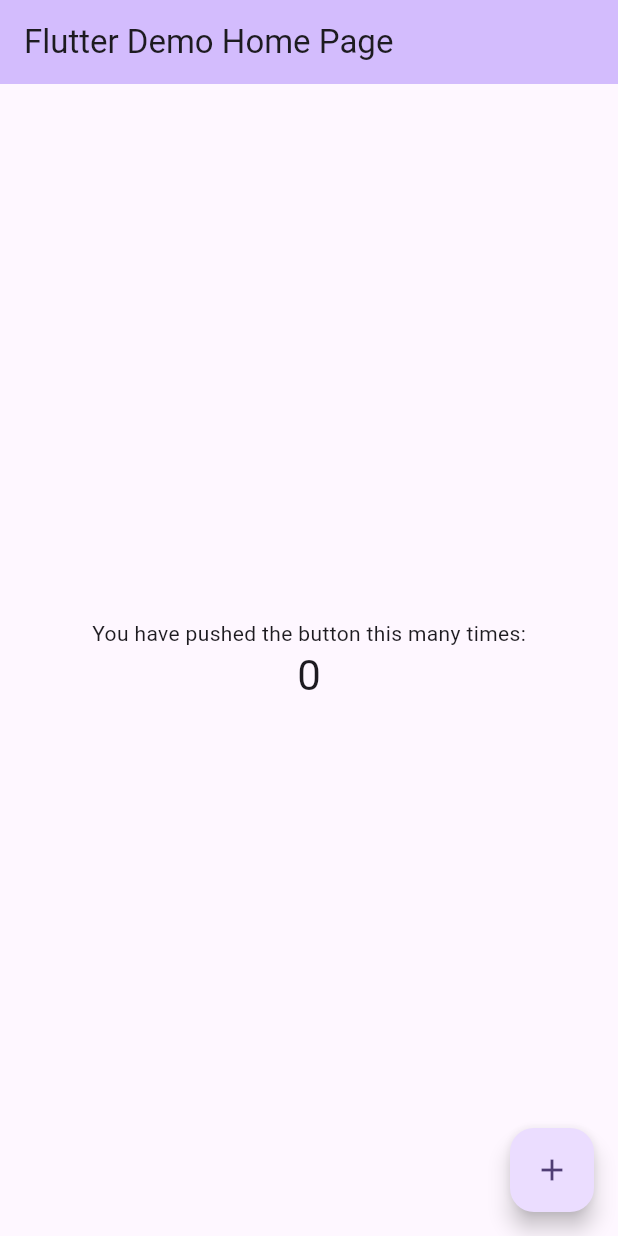
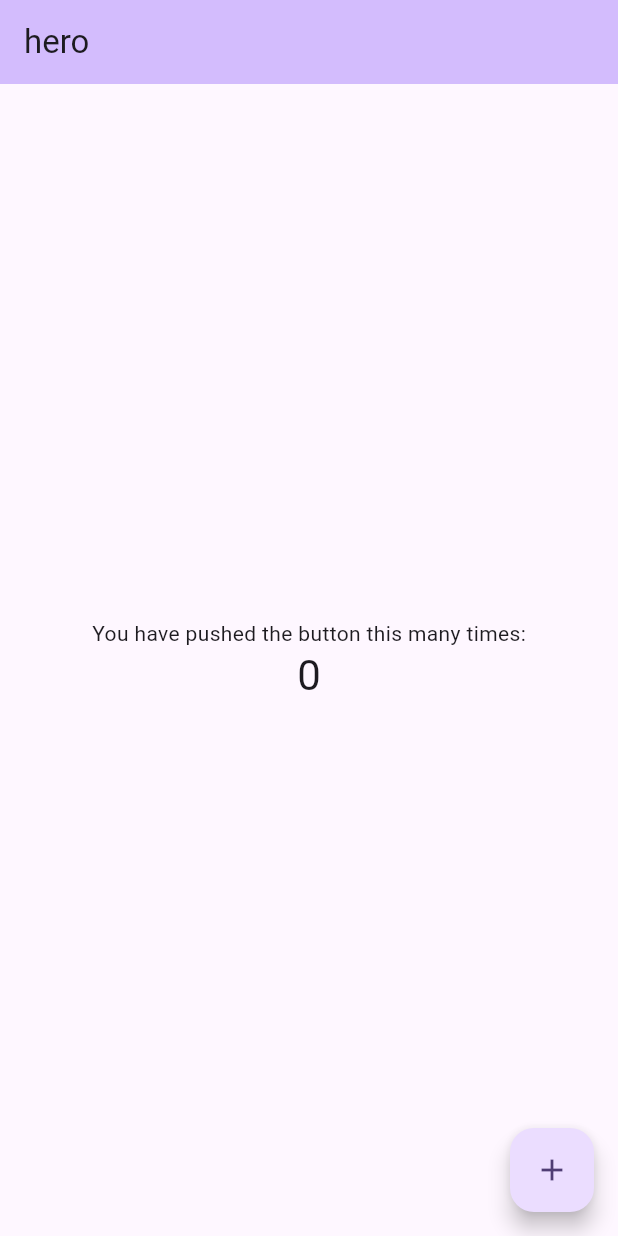
Before and after one commit to Hirooo17/sample, a Flutter app: the screen it shows after launch, on a phone screen of 412 x 824 dp. Run offline on Flutter 3.47's test engine with Material 3 defaults, Android fonts, the phone set to English and light mode, and no system bars.

Commit message:
new feature

```diff
--- a/lib/main.dart
+++ b/lib/main.dart
@@ -31,7 +31,7 @@ class MyApp extends StatelessWidget {
         colorScheme: ColorScheme.fromSeed(seedColor: Colors.deepPurple),
         useMaterial3: true,
       ),
-      home: const MyHomePage(title: 'Flutter Demo Home Page'),
+      home: const MyHomePage(title: 'hero'),
     );
   }
 }
```
